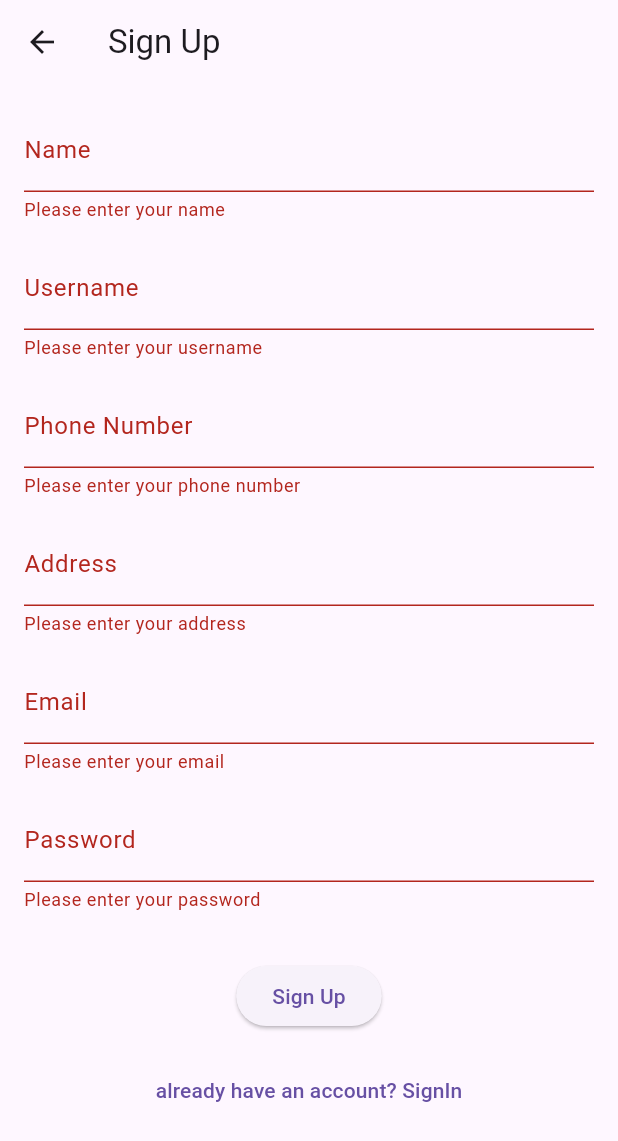
After one commit to omar-al-sayed/alsayedcoffee, a Flutter app: the SignUpPage screen opened directly, after a tap on "Sign Up", on a phone screen of 412 x 824 dp. The commit adds this screen. Shown: the top 1141 px of the screen. Run offline on Flutter 3.47's test engine with Material 3 defaults, Android fonts, the phone set to English and light mode, and no system bars; network calls fail.

Commit message:
create login and signup page and create auth_provider file to saved data when user loggedIn

```diff
--- /dev/null
+++ b/lib/auth_provider.dart
@@ -0,0 +1,21 @@
+import 'package:flutter/material.dart';
+
+class AuthProvider extends ChangeNotifier {
+  bool _isLoggedIn = false;
+  String? _userName;
+
+  bool get isLoggedIn => _isLoggedIn;
+  String? get userName => _userName;
+
+  void login(String userName) {
+    _isLoggedIn = true;
+    _userName = userName;
+    notifyListeners();
+  }
+
+  void logout() {
+    _isLoggedIn = false;
+    _userName = null;
+    notifyListeners();
+  }
+}
--- a/lib/show_items.dart
+++ b/lib/show_items.dart
@@ -1,3 +1,4 @@
+import 'package:alsayed/common_drawer.dart';
 import 'package:flutter/material.dart';
 import 'package:http/http.dart' as http;
 import 'dart:convert' as convert;
@@ -41,6 +42,7 @@ class _ShowItemsState extends State<ShowItems> {
         title: const Text('Available Items'),
         centerTitle: true,
       ),
+      drawer: CommonDrawer(),
       body: _load
           ? ListView.builder(
         itemCount: _items.length,
--- a/lib/show_menu.dart
+++ b/lib/show_menu.dart
@@ -2,6 +2,8 @@ import 'package:alsayed/show_items.dart';
 import 'package:flutter/material.dart';
 import 'package:http/http.dart' as http;
 import 'dart:convert' as convert;
+
+import 'common_drawer.dart';
 
 
 final List<Map<String, dynamic>> _menus = [];
@@ -42,7 +44,7 @@ class _ShowMenusState extends State<ShowMenus> {
         title: const Text('Available Menus'),
         centerTitle: true,
       ),
-
+      drawer: CommonDrawer(),
       body: _load
           ? Center(
         child: Column(
--- /dev/null
+++ b/lib/sign_up.dart
@@ -0,0 +1,220 @@
+import 'dart:convert';
+import 'package:flutter/material.dart';
+import 'package:alsayed/sign_in.dart';
+import 'package:http/http.dart' as http;
+
+const String _baseURL = 'https://alsayedcoffee.000webhostapp.com/';
+String username = '';
+class SignUpPage extends StatefulWidget {
+  const SignUpPage({Key? key}) : super(key: key);
+
+  @override
+  _SignUpPageState createState() => _SignUpPageState();
+}
+
+class _SignUpPageState extends State<SignUpPage> {
+  final GlobalKey<FormState> _formKey = GlobalKey<FormState>();
+  final TextEditingController _nameController = TextEditingController();
+  final TextEditingController _usernameController = TextEditingController();
+  final TextEditingController _phoneController = TextEditingController();
+  final TextEditingController _addressController = TextEditingController();
+  final TextEditingController _emailController = TextEditingController();
+  final TextEditingController _passwordController = TextEditingController();
+  bool _loading = false;
+
+  @override
+  void dispose() {
+    _nameController.dispose();
+    _usernameController.dispose();
+    _phoneController.dispose();
+    _addressController.dispose();
+    _emailController.dispose();
+    _passwordController.dispose();
+    super.dispose();
+  }
+
+  void update(String text) {
+    ScaffoldMessenger.of(context).showSnackBar(SnackBar(content: Text(text)));
+    setState(() {
+      _loading = false;
+    });
+  }
+
+  void _handleSubmitted() async {
+    setState(() {
+      _loading = true;
+    });
+    if (_formKey.currentState!.validate()) {
+
+      // Send the POST request to createUser.php with the updated values
+      createUser(
+            (text) {
+          update(text);
+          if (text == 'Sign up successful!') {
+            // Reset controllers after successful signup
+            _nameController.clear();
+            _usernameController.clear();
+            _phoneController.clear();
+            _addressController.clear();
+            _emailController.clear();
+            _passwordController.clear();
+            Navigator.push(
+              context,
+              MaterialPageRoute(builder: (context) => SignInPage()),
+            );
+          }
+        },
+        _nameController.text,
+        _usernameController.text,
+        _phoneController.text,
+        _addressController.text,
+        _emailController.text,
+        _passwordController.text,
+        userRole: 0,
+        targetFile: 'targetFile',
+      );
+    }
+    setState(() {
+      _loading = false;
+    });
+  }
+
+  @override
+  Widget build(BuildContext context) {
+    return Scaffold(
+      appBar: AppBar(
+        title: const Text('Sign Up'),
+      ),
+      body: Form(
+        key: _formKey,
+        child: SingleChildScrollView(
+          padding: const EdgeInsets.all(16.0),
+          child: Column(
+            children: [
+              TextFormField(
+                controller: _nameController,
+                decoration: const InputDecoration(labelText: 'Name'),
+                validator: (value) {
+                  if (value == null || value.isEmpty) {
+                    return 'Please enter your name';
+                  }
+                  return null;
+                },
+              ),
+              const SizedBox(height: 16.0),
+              TextFormField(
+                controller: _usernameController,
+                decoration: const InputDecoration(labelText: 'Username'),
+                validator: (value) {
+                  if (value == null || value.isEmpty) {
+                    return 'Please enter your username';
+                  }
+                  return null;
+                },
+              ),
+              const SizedBox(height: 16.0),
+              TextFormField(
+                controller: _phoneController,
+                decoration:
+                const InputDecoration(labelText: 'Phone Number'),
+                validator: (value) {
+                  if (value == null || value.isEmpty) {
+                    return 'Please enter your phone number';
+                  }
+                  return null;
+                },
+              ),
+              const SizedBox(height: 16.0),
+              TextFormField(
+                controller: _addressController,
+                decoration: const InputDecoration(labelText: 'Address'),
+                validator: (value) {
+                  if (value == null || value.isEmpty) {
+                    return 'Please enter your address';
+                  }
+                  return null;
+                },
+              ),
+              const SizedBox(height: 16.0),
+              TextFormField(
+                controller: _emailController,
+                decoration: const InputDecoration(labelText: 'Email'),
+                validator: (value) {
+                  if (value == null || value.isEmpty) {
+                    return 'Please enter your email';
+                  }
+                  return null;
+                },
+              ),
+              const SizedBox(height: 16.0),
+              TextFormField(
+                controller: _passwordController,
+                decoration: const InputDecoration(labelText: 'Password'),
+                obscureText: true,
+                validator: (value) {
+                  if (value == null || value.isEmpty) {
+                    return 'Please enter your password';
+                  }
+                  return null;
+                },
+              ),
+              const SizedBox(height: 32.0),
+              ElevatedButton(
+                onPressed: _loading ? null : _handleSubmitted,
+                child: const Text('Sign Up'),
+              ),
+              const SizedBox(height: 15),
+              TextButton(onPressed: (){
+                Navigator.push(
+                  context,
+                  MaterialPageRoute(
+                    builder: (context) => SignInPage(),
+                  ),
+                );
+              }, child: const Text("already have an account? SignIn")),
+
+            ],
+          ),
+        ),
+      ),
+    );
+  }
+}
+
+Future<void> createUser(
+    Function(String text) updateUser,
+    String name,
+    String username,
+    String phone_number,
+    String address,
+    String email,
+    String password, {
+      int? userRole,
+      String? targetFile,
+    }) async {
+  // Define the POST data
+  var data = {
+    'name': name,
+    'username': username,
+    'phone_number': phone_number,
+    'address': address,
+    'email': email,
+    'password': password,
+    'userRole': userRole,
+    'targetFile': targetFile,
+    'key': 'your_key'
+  };
+  print(data);
+  // Send the POST request to 'createUser.php'
+  final response = await http.post(
+    Uri.parse('$_baseURL/createUser.php'),
+    body: json.encode(data),
+  );
+
+  // Update the UI with the response from the server
+  if (response.statusCode == 200) {
+    updateUser(response.body);
+  } else {
+    updateUser('Failed to create user. Please try again later.');
+  }
+}
--- a/pubspec.yaml
+++ b/pubspec.yaml
@@ -36,6 +36,10 @@ dependencies:
   # Use with the CupertinoIcons class for iOS style icons.
   cupertino_icons: ^1.0.2
   http: ^1.1.2
+  flutter_html: ^2.2.1
+  url_launcher: ^6.0.14
+  cached_network_image: ^3.1.0
+  provider: ^6.1.1
 
 dev_dependencies:
   flutter_test:
```
Also changed, not shown: lib/common_drawer.dart (added, +95 -0 lines), lib/main.dart (+13 -3 lines), lib/sign_in.dart (added, +140 -0 lines), pubspec.lock, 1 other file.
